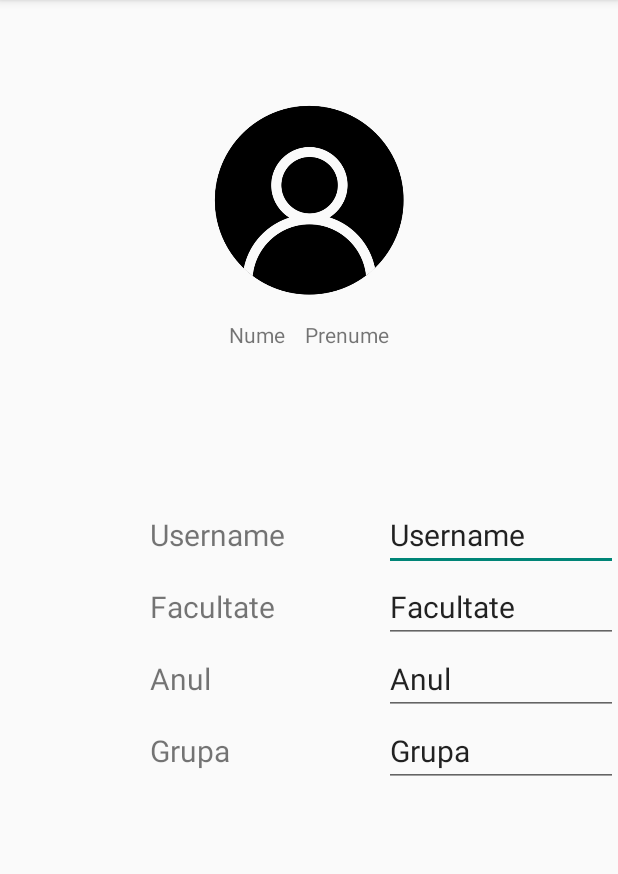
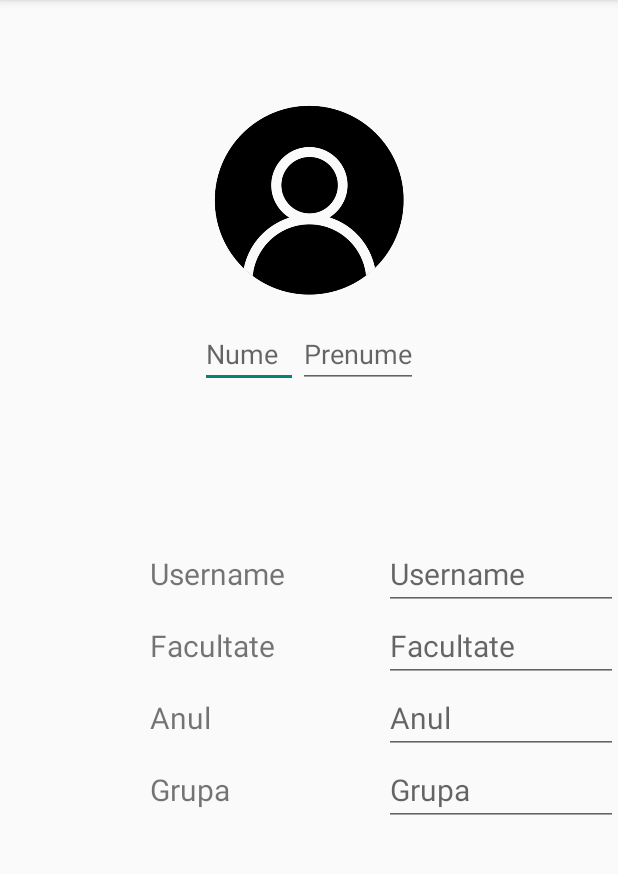
Before and after one commit to georgipaler/FinalCODEdown, an Android app: the layout activity_edit_profile.xml on its own in the app's theme, with its tools: preview values and no code run, on a phone screen of 412 x 824 dp, the part 84-958 px from its top. Run offline under Robolectric (Android 15) with nearby library versions, the phone set to English and light mode, and no system bars.

Commit message:
modoficaro Editprofile

```diff
--- a/app/src/main/res/layout/activity_edit_profile.xml
+++ b/app/src/main/res/layout/activity_edit_profile.xml
@@ -26,16 +26,16 @@
             android:gravity="center"
             android:paddingTop="20px">
 
-            <TextView
+            <EditText
                 android:layout_width="wrap_content"
                 android:layout_height="wrap_content"
-                android:text="@string/nume"
+                android:hint="@string/nume"
                 android:paddingRight="20px"
                 />
-            <TextView
+            <EditText
                 android:layout_width="wrap_content"
                 android:layout_height="wrap_content"
-                android:text="@string/prenume"/>
+                android:hint="@string/prenume"/>
         </LinearLayout>
 
     </LinearLayout>
@@ -69,7 +69,7 @@
                 android:layout_width="0dip"
                 android:layout_weight=".5"
                 android:layout_height="wrap_content"
-                android:text="@string/username"
+                android:hint="@string/username"
                 android:textSize="20dp"
                 />
 
@@ -97,7 +97,7 @@
                 android:layout_width="0dip"
                 android:layout_weight=".5"
                 android:layout_height="wrap_content"
-                android:text="@string/facultate"
+                android:hint="@string/facultate"
                 android:textSize="20dp"
                 />
 
@@ -125,7 +125,7 @@
                 android:layout_width="0dip"
                 android:layout_weight=".5"
                 android:layout_height="wrap_content"
-                android:text="@string/an"
+                android:hint="@string/an"
                 android:textSize="20dp"
                 />
 
@@ -153,7 +153,7 @@
                 android:layout_width="0dip"
                 android:layout_weight=".5"
                 android:layout_height="wrap_content"
-                android:text="@string/grupa"
+                android:hint="@string/grupa"
                 android:textSize="20dp"
                 />
 
```
